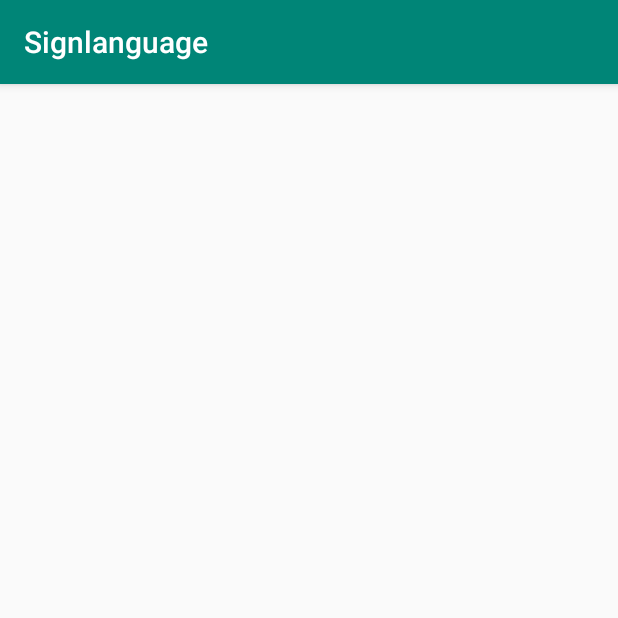
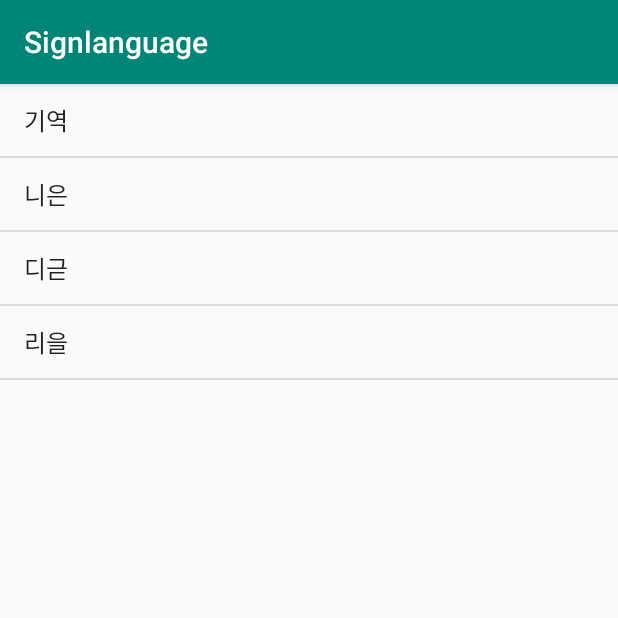
Before and after one commit to 06Ag/Capstone, an Android app: the TodayReview screen opened directly, with no data from a screen before it, on a phone screen of 412 x 824 dp, the top half of it. Run offline under Robolectric (Android 15) with nearby library versions, the phone set to English and light mode, and no system bars.

Commit message:
복습페이지 틀 만듬

```diff
--- a/Signlanguage/app/src/main/java/com/example/signlanguage/TodayReview.java
+++ b/Signlanguage/app/src/main/java/com/example/signlanguage/TodayReview.java
@@ -3,12 +3,39 @@ package com.example.signlanguage;
 import androidx.appcompat.app.AppCompatActivity;
 
 import android.os.Bundle;
+import android.view.View;
+import android.widget.AdapterView;
+import android.widget.ArrayAdapter;
+import android.widget.ListView;
+import android.widget.Toast;
+
+import java.util.List;
 
 public class TodayReview extends AppCompatActivity {
+    //listview에 나타날 목록
+    static final String[] LIST_MENU = {"기역", "니은", "디귿", "리을"};
 
     @Override
     protected void onCreate(Bundle savedInstanceState) {
         super.onCreate(savedInstanceState);
         setContentView(R.layout.activity_today_review);
+
+        //listview에 LIST_MENU 내영 넣기
+        ArrayAdapter adapter = new ArrayAdapter(this, android.R.layout.simple_list_item_1, LIST_MENU);
+        ListView listView = (ListView) findViewById(R.id.listview);
+        listView.setAdapter(adapter);
+
+        //listView 클릭 이벤트 처리
+        listView.setOnItemClickListener(new AdapterView.OnItemClickListener() {
+            @Override
+            public void onItemClick(AdapterView<?> parent, View view, int position, long id) {
+                //textviwe의 텍스트 가져오기
+                String strText = (String) parent.getItemAtPosition(position);
+
+                //toast로 띄우기 test
+                Toast toast = Toast.makeText(TodayReview.this, strText, Toast.LENGTH_SHORT);
+                toast.show();
+            }
+        });
     }
 }
--- a/Signlanguage/app/src/main/res/layout/activity_today_review.xml
+++ b/Signlanguage/app/src/main/res/layout/activity_today_review.xml
@@ -6,4 +6,10 @@
     android:layout_height="match_parent"
     tools:context=".TodayReview">
 
+    <!-- 총배운 단어들의 목록 -->
+    <ListView
+        android:id="@+id/listview"
+        android:layout_width="match_parent"
+        android:layout_height="match_parent" />
+
 </androidx.constraintlayout.widget.ConstraintLayout>
```
